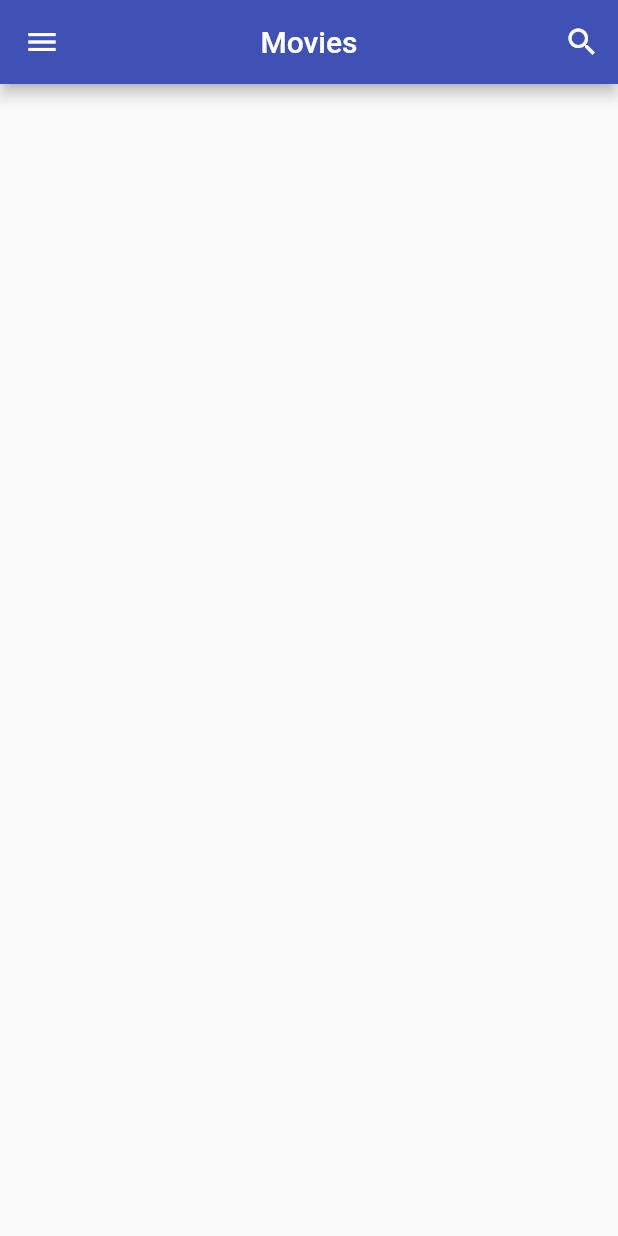
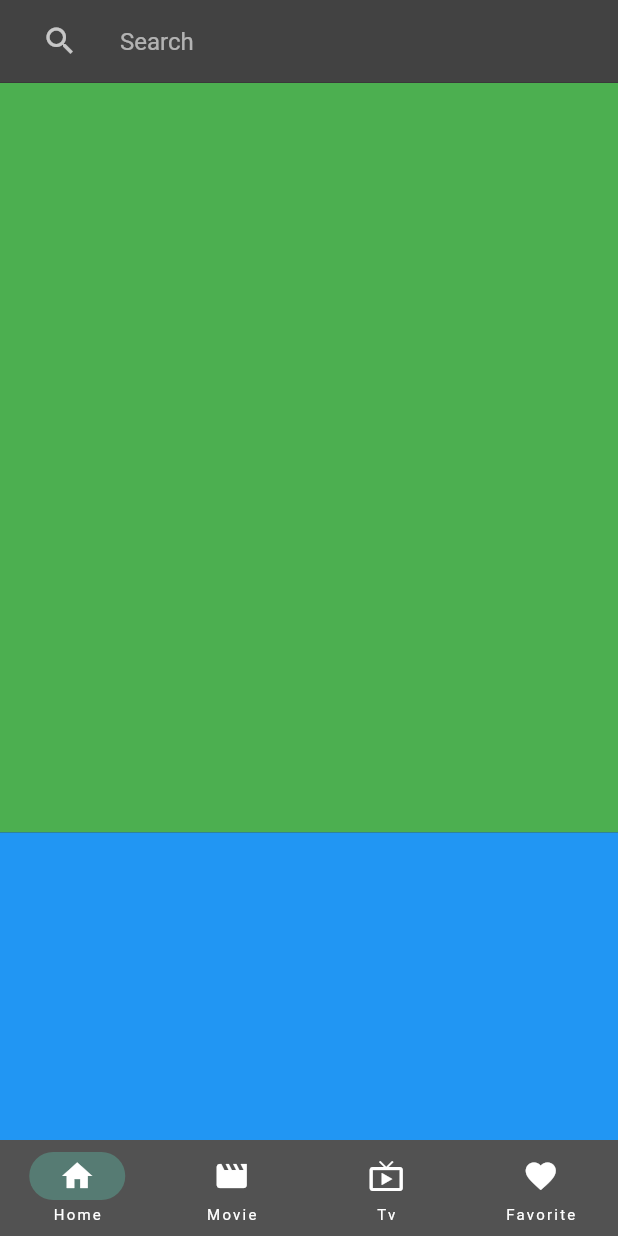
Before and after one commit to VGuowei/Movie-App, a Flutter app: the screen it shows after launch, on a phone screen of 412 x 824 dp. Run offline on Flutter 3.47's test engine with Material 2 defaults, Android fonts, the phone set to English and light mode, and no system bars; missing offline and left inert: tmdb_api.

Commit message:
Movie view added

```diff
--- a/lib/main.dart
+++ b/lib/main.dart
@@ -1,11 +1,11 @@
 import 'package:flutter/material.dart';
 import 'package:flutter/services.dart';
-import 'views/movie_view.dart';
+import 'views/movie.dart';
+import 'views/home.dart';
 
 void main() {
   SystemChrome.setSystemUIOverlayStyle(
-      const SystemUiOverlayStyle(statusBarColor: Colors.transparent)
-  );
+      const SystemUiOverlayStyle(statusBarColor: Colors.transparent));
   runApp(const MyApp());
 }
 
@@ -16,10 +16,81 @@ class MyApp extends StatelessWidget {
   Widget build(BuildContext context) {
     return MaterialApp(
       debugShowCheckedModeBanner: false,
-      theme: ThemeData(
-          primarySwatch:Colors.indigo
-      ),
-      home:const Movie(),
+      theme: ThemeData(brightness: Brightness.dark,primarySwatch: Colors.grey),
+      home: const MainView(),
     );
   }
 }
+
+class MainView extends StatefulWidget {
+  const MainView({Key? key}) : super(key: key);
+
+  @override
+  State<MainView> createState() => _MainViewState();
+}
+
+class _MainViewState extends State<MainView> {
+
+
+  int currentView=0;
+  List<Widget> views= const [
+       HomeView(),
+       MovieView(),
+       HomeView(),
+       HomeView(),
+  ];
+
+
+  @override
+  Widget build(BuildContext context) {
+    return GestureDetector(
+      onTap: () => FocusManager.instance.primaryFocus?.unfocus(),
+      child: Scaffold(
+        body: NestedScrollView(
+          floatHeaderSlivers: true,
+          headerSliverBuilder: (context, innerBoxIsScrolled) => [
+            SliverAppBar(
+              floating: true,
+              toolbarHeight: 55,
+              title: SizedBox(
+                child: TextField(
+                  decoration: InputDecoration(
+                    hintText: "Search",
+                    border: InputBorder.none,
+                    icon: IconButton(
+                        onPressed: () {}, icon: const Icon(Icons.search)),
+                  ),
+                ),
+              ),
+              // leading: IconButton(
+              //   icon: Icon(
+              //     Icons.menu,
+              //     color: Colors.white,
+              //   ),
+              //   onPressed: () {},
+              // ),
+              // actions: [
+              // ],
+            ),
+          ],
+          body: views[currentView],
+        ),
+        bottomNavigationBar: NavigationBar(
+          height: 64,
+          destinations: const [
+            NavigationDestination(icon: Icon(Icons.home), label: "Home"),
+            NavigationDestination(icon: Icon(Icons.movie), label: "Movie"),
+            NavigationDestination(icon: Icon(Icons.live_tv), label: "Tv"),
+            NavigationDestination(icon: Icon(Icons.favorite), label: "Favorite"),
+          ],
+          onDestinationSelected: (int index){
+            setState(() {
+              currentView = index;
+            });
+          },
+          selectedIndex: currentView,
+        ),
+      ),
+    );
+  }
+}
--- /dev/null
+++ b/lib/views/home.dart
@@ -0,0 +1,26 @@
+import 'package:flutter/material.dart';
+
+class HomeView extends StatefulWidget {
+  const HomeView({Key? key}) : super(key: key);
+
+  @override
+  State<HomeView> createState() => _HomeViewState();
+}
+
+class _HomeViewState extends State<HomeView> {
+  @override
+  Widget build(BuildContext context) {
+    return Scrollbar(
+      child: ListView(
+        children:   [
+          Container(
+            color: Colors.green, height: 500, width: 500,
+
+          ),
+          Container(color: Colors.blue, height: 500, width: 500,),
+          Container(color: Colors.yellow, height: 500, width: 500,),
+        ],
+      ),
+    );
+  }
+}
--- a/lib/views/movie_view.dart
+++ /dev/null
@@ -1,23 +0,0 @@
-import 'package:flutter/material.dart';
-
-class Movie extends StatelessWidget {
-  const Movie({Key? key}) : super(key: key);
-
-  @override
-  Widget build(BuildContext context) {
-    return Scaffold(
-      appBar: AppBar(
-        title: const Text("Movies"),
-        centerTitle: true,
-        actions: [
-          IconButton(
-            icon: const Icon(Icons.search),
-            onPressed: () {},
-          ),
-        ],
-      ),
-      drawer: Drawer(child: Container()),
-      body: Container(),
-    );
-  }
-}
--- a/pubspec.yaml
+++ b/pubspec.yaml
@@ -37,7 +37,7 @@ dependencies:
   cupertino_icons: ^1.0.2
   http: ^0.13.5
   json_annotation: ^4.8.0
-  tmdb_dart: ^0.2.2
+  tmdb_api: ^2.1.4
 
 dev_dependencies:
   flutter_test:
```
Also changed, not shown: lib/views/movie.dart (added, +158 -0 lines), pubspec.lock.
